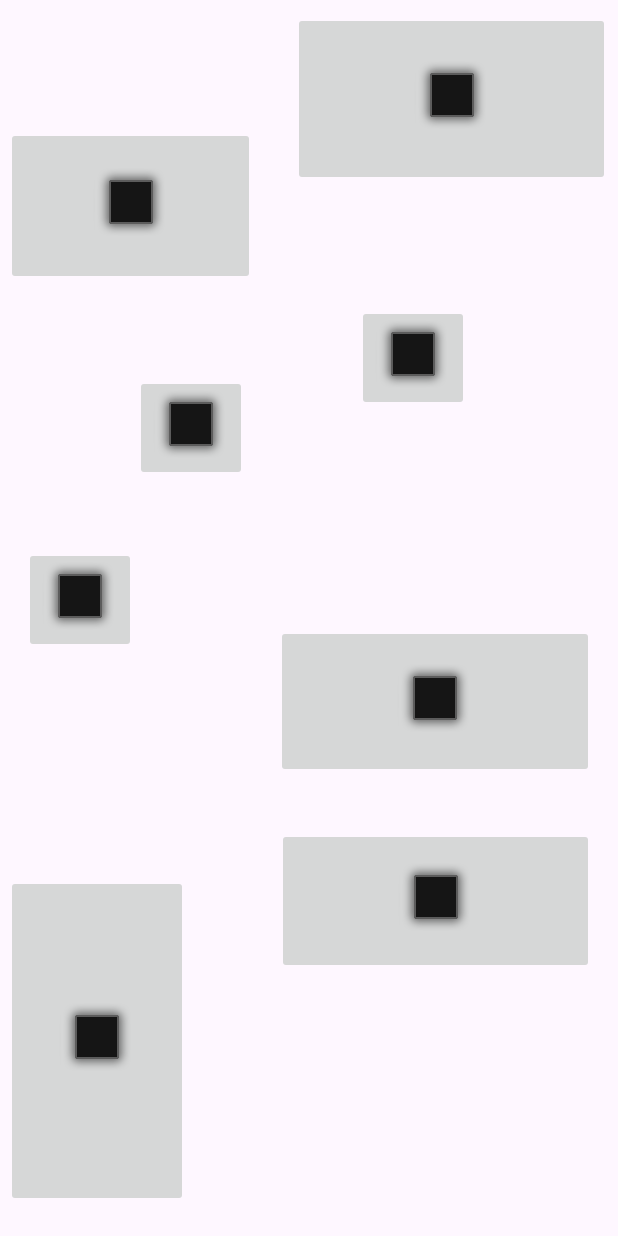
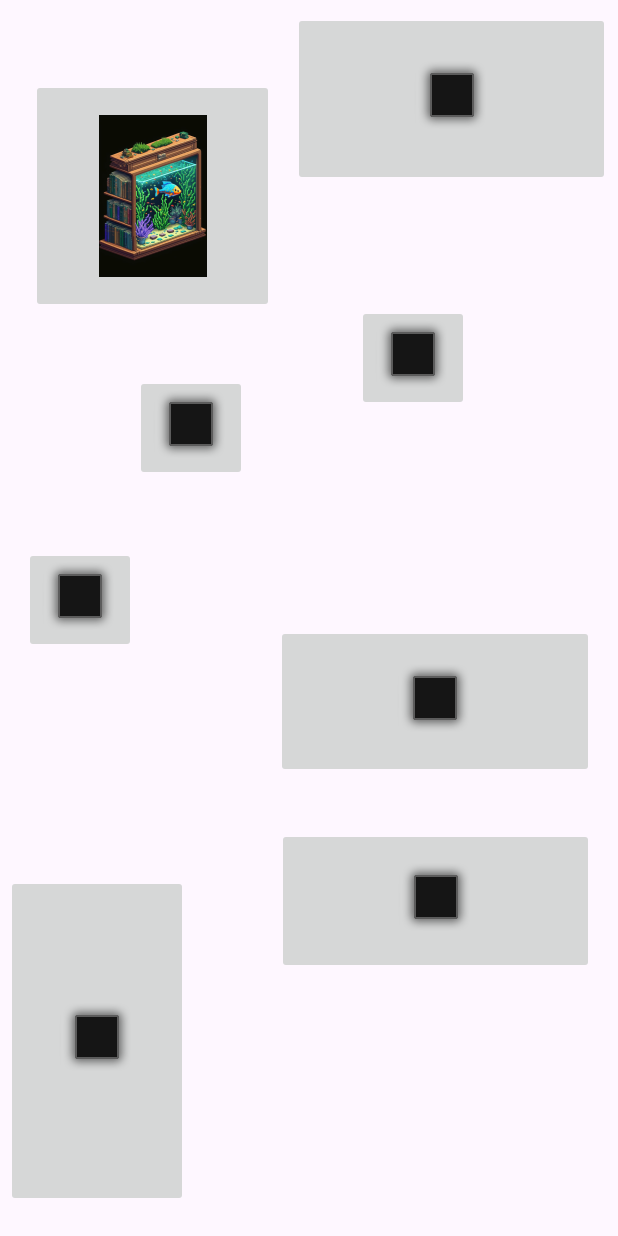
Before and after one commit to skylerkut/AquariumTycoon, an Android app: the screen it shows after launch (MainActivity), on a phone screen of 412 x 824 dp. Run offline under Robolectric (Android 15) with nearby library versions, the phone set to English and light mode, and no system bars.

Commit message:
added images to tankActivity

```diff
--- /dev/null
+++ b/tutorials-android_unit2_2_volley/AndroidExample/app/src/main/java/com/example/aquariumMain/AquariumInventory.java
@@ -0,0 +1,45 @@
+package com.example.aquariumMain;
+
+import com.example.androidexample.R;
+
+import java.util.ArrayList;
+
+public class AquariumInventory {
+
+    private static AquariumInventory single_instance = null;
+    private AquariumInventory(){
+        /*Initialize Tanks*/
+        tankInv= new ArrayList<Tank>();
+        Tank tank1 = new Tank(0,0,0,0,"tank1", "@mipmap/fishtankleft_foreground");
+        Tank tank2 = new Tank(0,0,0,0,"tank2", "");
+        Tank tank3 = new Tank(0,0,0,0,"tank3", "");
+        Tank tank4 = new Tank(0,0,0,0,"tank4", "");
+        Tank tank5 = new Tank(0,0,0,0,"tank5", "");
+        Tank tank6 = new Tank(0,0,0,0,"tank6", "");
+        Tank tank7 = new Tank(0,0,0,0,"tank7", "");
+        tankInv.add(tank1);
+        tankInv.add(tank2);
+        tankInv.add(tank3);
+        tankInv.add(tank4);
+        tankInv.add(tank5);
+        tankInv.add(tank6);
+        tankInv.add(tank7);
+    }
+    // Static method to create instance of Singleton class
+    public static synchronized AquariumInventory getInstance(){
+        // To ensure only one instance is created
+        if (single_instance == null) {
+            single_instance = new AquariumInventory();
+        }
+        return single_instance;
+    }
+    public ArrayList<Tank> getTankInv() {
+        return this.tankInv;
+    }
+
+    public void setTankInv(ArrayList<Tank> tankInv) {
+        this.tankInv = tankInv;
+    }
+
+    public ArrayList<Tank> tankInv;
+}
--- a/tutorials-android_unit2_2_volley/AndroidExample/app/src/main/java/com/example/aquariumMain/MainActivity.java
+++ b/tutorials-android_unit2_2_volley/AndroidExample/app/src/main/java/com/example/aquariumMain/MainActivity.java
@@ -9,43 +9,48 @@ import android.widget.ImageButton;
 
 import com.example.androidexample.R;
 
+import java.util.ArrayList;
+
 public class MainActivity extends AppCompatActivity implements View.OnClickListener {
 
-    private ImageButton tank1, tank2, tank3, tank4, tank5, tank6, tank7, customerLine ;
+    private ImageButton tank1Button, tank2Button, tank3Button, tank4Button, tank5Button, tank6Button, tank7Button, customerLineButton ;
 
     @Override
     protected void onCreate(Bundle savedInstanceState) {
         super.onCreate(savedInstanceState);
         setContentView(R.layout.activity_main);
 
-        tank1 = findViewById(R.id.imageButton1);
-        tank2 = findViewById(R.id.imageButton2);
-        tank3 = findViewById(R.id.imageButton3);
-        tank4 = findViewById(R.id.imageButton4);
-        tank5 = findViewById(R.id.imageButton5);
-        tank6 = findViewById(R.id.imageButton6);
-        tank7 = findViewById(R.id.imageButton7);
-        customerLine = findViewById(R.id.customerLineImageButton);
+        AquariumInventory Inventory = AquariumInventory.getInstance();
+
+        tank1Button = findViewById(R.id.imageButton1);
+        tank2Button = findViewById(R.id.imageButton2);
+        tank3Button = findViewById(R.id.imageButton3);
+        tank4Button = findViewById(R.id.imageButton4);
+        tank5Button = findViewById(R.id.imageButton5);
+        tank6Button = findViewById(R.id.imageButton6);
+        tank7Button = findViewById(R.id.imageButton7);
+        customerLineButton = findViewById(R.id.customerLineImageButton);
 
         /* button click listeners */
-        tank1.setOnClickListener(this);
-        tank2.setOnClickListener(this);
-        tank3.setOnClickListener(this);
-        tank4.setOnClickListener(this);
-        tank5.setOnClickListener(this);
-        tank6.setOnClickListener(this);
-        tank7.setOnClickListener(this);
-        customerLine.setOnClickListener(this);
+        tank1Button.setOnClickListener(this);
+        tank2Button.setOnClickListener(this);
+        tank3Button.setOnClickListener(this);
+        tank4Button.setOnClickListener(this);
+        tank5Button.setOnClickListener(this);
+        tank6Button.setOnClickListener(this);
+        tank7Button.setOnClickListener(this);
+        customerLineButton.setOnClickListener(this);
+
     }
 
     @Override
     public void onClick(View v) {
         int id = v.getId();
-        Intent i = new Intent(MainActivity.this, TankActivity.class);
+        Intent intent = new Intent(MainActivity.this, TankActivity.class);
+        intent.putExtra("TankID", id);
         if (id == R.id.imageButton1 || id == R.id.imageButton2 || id == R.id.imageButton3 || id == R.id.imageButton4 || id == R.id.imageButton5 || id == R.id.imageButton5 || id == R.id.imageButton7) {
             /* Start Tank Activity*/
-            i.putExtra("TankID", id);
-            startActivity(i);
+            startActivity(intent);
         } else if (id == R.id.customerLineImageButton) {
             /*Start Customer Activity*/
             //startActivity(new Intent(MainActivity.this, JsonObjReqActivity.class));
--- a/tutorials-android_unit2_2_volley/AndroidExample/app/src/main/java/com/example/aquariumMain/Tank.java
+++ b/tutorials-android_unit2_2_volley/AndroidExample/app/src/main/java/com/example/aquariumMain/Tank.java
@@ -1,12 +1,21 @@
 package com.example.aquariumMain;
 
 public class Tank {
+    public Tank(int creatures, int habitat, int happiness, int income, String tankName, String backgroundImage) {
+        this.creatures = creatures;
+        Habitat = habitat;
+        Happiness = happiness;
+        this.income = income;
+        this.tankName = tankName;
+        this.backgroundImage = backgroundImage;
+    }
+
     public int creatures;
     public int Habitat;
     public int Happiness;
     public int income;
     public String tankName;
-    int backgroundImage;
+    String backgroundImage;
 
     public String getTankName() {
         return tankName;
@@ -16,15 +25,12 @@ public class Tank {
         this.tankName = tankName;
     }
 
-    public int getBackgroundImage() {
+    public String getBackgroundImage() {
         return backgroundImage;
     }
 
-    public void setBackgroundImage(int backgroundImage) {
+    public void setBackgroundImage(String backgroundImage) {
         this.backgroundImage = backgroundImage;
     }
 
-
-    public Tank() {
-    }
 }
--- a/tutorials-android_unit2_2_volley/AndroidExample/app/src/main/res/layout/activity_main.xml
+++ b/tutorials-android_unit2_2_volley/AndroidExample/app/src/main/res/layout/activity_main.xml
@@ -2,22 +2,12 @@
 <androidx.constraintlayout.widget.ConstraintLayout xmlns:app="http://schemas.android.com/apk/res-auto"
     xmlns:tools="http://schemas.android.com/tools"
     xmlns:android="http://schemas.android.com/apk/res/android"
-    tools:context=".MainActivity"
+    tools:context="com.example.aquariumMain.MainActivity"
     android:layout_height="match_parent"
     android:layout_width="match_parent"
     android:orientation="vertical">
 
-    <ImageButton
-        android:id="@+id/imageButton1"
-        android:layout_width="166dp"
-        android:layout_height="105dp"
-        app:layout_constraintBottom_toBottomOf="parent"
-        app:layout_constraintEnd_toEndOf="parent"
-        app:layout_constraintHorizontal_bias="0.016"
-        app:layout_constraintStart_toStartOf="parent"
-        app:layout_constraintTop_toTopOf="parent"
-        app:layout_constraintVertical_bias="0.118"
-        app:srcCompat="@android:drawable/alert_dark_frame" />
+
 
     <ImageButton
         android:id="@+id/imageButton2"
@@ -102,4 +92,18 @@
         app:layout_constraintTop_toTopOf="parent"
         app:layout_constraintVertical_bias="0.968"
         app:srcCompat="@android:drawable/alert_dark_frame" />
+
+    <ImageButton
+        android:id="@+id/imageButton1"
+        android:layout_width="162dp"
+        android:layout_height="156dp"
+        android:layout_marginStart="16dp"
+        android:src="@mipmap/fishtankleft_foreground"
+        app:layout_constraintBottom_toTopOf="@+id/imageButton4"
+        app:layout_constraintEnd_toStartOf="@+id/imageButton2"
+        app:layout_constraintHorizontal_bias="0.279"
+        app:layout_constraintStart_toStartOf="parent"
+        app:layout_constraintTop_toTopOf="parent"
+        app:layout_constraintVertical_bias="0.559" />
+
 </androidx.constraintlayout.widget.ConstraintLayout>
```
Also changed, not shown: tutorials-android_unit2_2_volley/AndroidExample/app/src/main/java/com/example/aquariumMain/TankActivity.java (+17 -3 lines), tutorials-android_unit2_2_volley/AndroidExample/app/src/main/res/drawable/fishtankleft_background.xml (added, +74 -0 lines), tutorials-android_unit2_2_volley/AndroidExample/app/src/main/res/layout/activity_maintank.xml (+20 -0 lines), tutorials-android_unit2_2_volley/AndroidExample/app/src/main/res/mipmap-hdpi/fishtankleft_foreground.png (added), tutorials-android_unit2_2_volley/AndroidExample/app/src/main/res/mipmap-mdpi/fishtankleft_foreground.png (added), tutorials-android_unit2_2_volley/AndroidExample/app/src/main/res/mipmap-xhdpi/fishtankleft_foreground.png (added), tutorials-android_unit2_2_volley/AndroidExample/app/src/main/res/mipmap-xxhdpi/fishtankleft_foreground.png (added), tutorials-android_unit2_2_volley/AndroidExample/app/src/main/res/mipmap-xxxhdpi/fishtankleft_foreground.png (added).
